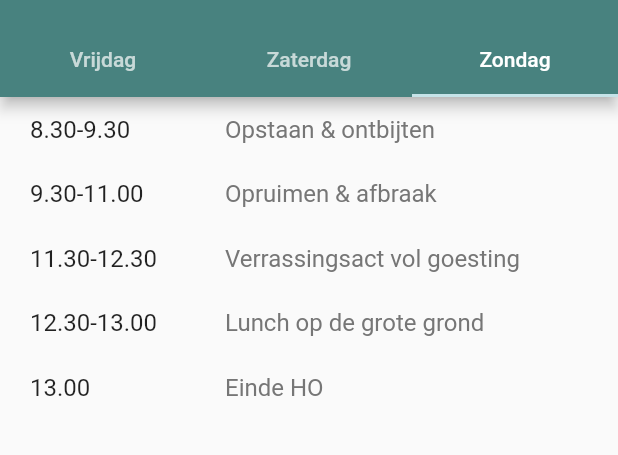
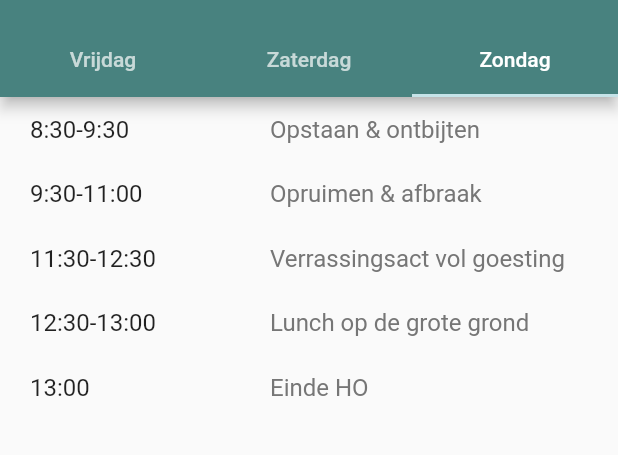
Before and after one commit to ScoutsGidsenVL/ho-gids-2022, a Flutter app: the Programma screen opened by its route, tab 3 chosen, on a phone screen of 412 x 824 dp, the part 59-514 px from its top. Run offline on Flutter 3.47's test engine with Material 2 defaults, Android fonts, the phone set to English and light mode, and no system bars; our stand-ins replace flutter_cache_manager, flutter_map, flutter_markdown, latlong2; missing offline and left inert: flutter_map_location_marker; network calls fail.

Commit message:
Dynamisch programma

```diff
--- a/lib/main.dart
+++ b/lib/main.dart
@@ -23,6 +23,7 @@ class MyApp extends StatelessWidget {
                 colorScheme: const ColorScheme.light(
               primary: Color.fromRGBO(72, 130, 127, 1),
               secondary: Color.fromRGBO(197, 227, 232, 1),
+              tertiary: Color.fromRGBO(227, 47, 43, 1),
             )),
             initialRoute: '/',
             routes: <String, WidgetBuilder>{
--- /dev/null
+++ b/lib/model/calendar_data.dart
@@ -0,0 +1,54 @@
+import 'package:json_annotation/json_annotation.dart';
+
+part 'calendar_data.g.dart';
+
+@JsonSerializable(createToJson: false)
+class CalendarData {
+  CalendarData(this.tabs);
+
+  List<CalendarTab> tabs;
+
+  factory CalendarData.fromJson(Map<String, dynamic> json) =>
+      _$CalendarDataFromJson(json);
+}
+
+@JsonSerializable(createToJson: false)
+class CalendarTab {
+  CalendarTab(this.label, this.items);
+
+  String label;
+  List<CalendarItem> items;
+
+  factory CalendarTab.fromJson(Map<String, dynamic> json) =>
+      _$CalendarTabFromJson(json);
+}
+
+@JsonSerializable(createToJson: false)
+class CalendarItem {
+  CalendarItem(this.title, this.start);
+
+  String title;
+  String start;
+  String? end;
+  String? location;
+  String? group;
+
+  String formatTime() {
+    var time = start.substring(3);
+    if (time.startsWith("0")) {
+      time = time.substring(1);
+    }
+    if (end != null) {
+      var endPart = end!.substring(3);
+      if (endPart.startsWith("0")) {
+        endPart = endPart.substring(1);
+      }
+      time += '-$endPart';
+    }
+    time.replaceAll(':', '.');
+    return time;
+  }
+
+  factory CalendarItem.fromJson(Map<String, dynamic> json) =>
+      _$CalendarItemFromJson(json);
+}
--- a/lib/pages/programma.dart
+++ b/lib/pages/programma.dart
@@ -1,100 +1,73 @@
 import 'package:flutter/material.dart';
+import 'package:ho_gids/model/calendar_data.dart';
+import 'package:ho_gids/model/dynamic_data.dart';
 import 'package:ho_gids/widgets/nav_drawer.dart';
+import 'package:provider/provider.dart';
 
 class Programma extends StatelessWidget {
   const Programma({Key? key}) : super(key: key);
 
   @override
   Widget build(BuildContext context) {
+    var calendar = context.watch<DynamicData>().calendar ?? [];
+
     return DefaultTabController(
-        length: 3,
+        length: calendar.length,
         child: Scaffold(
             appBar: AppBar(
               title: const Text('Programma'),
-              bottom: const TabBar(tabs: [
-                Tab(text: 'Vrijdag'),
-                Tab(text: 'Zaterdag'),
-                Tab(text: 'Zondag'),
-              ]),
+              bottom: TabBar(
+                  tabs: calendar.map((e) => Tab(text: e.label)).toList(),
+                  indicatorColor: Theme.of(context).colorScheme.secondary),
             ),
             drawer: const NavDrawer(),
             body: TabBarView(
-              children: [
-                ListView(children: [
-                  Table(columnWidths: const <int, TableColumnWidth>{
-                    0: FixedColumnWidth(130),
-                    1: FlexColumnWidth(),
-                  }, children: <TableRow>[
-                    item(time: '19.00', name: 'Aankomst'),
-                    item(time: '22.00-22.30', name: 'Installeren & onthaal'),
-                    item(
-                        time: '23.00',
-                        name: 'Start! Openingsshow & scouteske avond'),
-                    item(time: '23.00-23.15', name: 'Opwarmer'),
-                    item(time: '23.15-0.00', name: 'Openingsshow'),
-                    item(time: '0.00-1.45', name: 'Scouteske karaoke'),
-                    item(time: '0.00-1.45', name: 'Pijl en boog'),
-                    item(time: '0.10-0.50', name: 'Jaarliedband'),
-                    item(time: '1.00-2.00', name: 'DJ Battle'),
-                    item(time: '2.00-2.30', name: 'Slaapwel'),
-                  ])
-                ]),
-                ListView(children: [
-                  Table(columnWidths: const <int, TableColumnWidth>{
-                    0: FixedColumnWidth(130),
-                    1: FlexColumnWidth(),
-                  }, children: <TableRow>[
-                    item(time: '8.30-9.30', name: 'Opstaan & ontbijten'),
-                    item(
-                        time: '10.00-13.00',
-                        name: 'Goesting in inspiratie & goesting in actie'),
-                    item(
-                        time: '13.00-15.00',
-                        name: 'Eten & show op de grote grond'),
-                    item(
-                        time: '15.00-18.00', name: 'Marktje op de grote grond'),
-                    item(
-                        time: '18.00-22.00',
-                        name: 'District/gouwmoment & eten op de gouwgrond'),
-                    item(time: '23.00-23.40', name: 'Winnaar DJ Battle'),
-                    item(time: '23.15-1.45', name: 'Scouteske karaoke'),
-                    item(time: '23.15-0.15', name: 'The Attic'),
-                    item(time: '23.50-0.50', name: 'Simon Collective'),
-                    item(time: '00.45-1.45', name: 'Nancy\'s Neighbours'),
-                    item(time: '1.00-2.00', name: 'DJ Alles Kapot'),
-                    item(time: '2.00-2.30', name: 'Slaapwel'),
-                  ])
-                ]),
-                ListView(children: [
-                  Table(columnWidths: const <int, TableColumnWidth>{
-                    0: FixedColumnWidth(130),
-                    1: FlexColumnWidth(),
-                  }, children: <TableRow>[
-                    item(time: '8.30-9.30', name: 'Opstaan & ontbijten'),
-                    item(time: '9.30-11.00', name: 'Opruimen & afbraak'),
-                    item(
-                        time: '11.30-12.30',
-                        name: 'Verrassingsact vol goesting'),
-                    item(time: '12.30-13.00', name: 'Lunch op de grote grond'),
-                    item(time: '13.00', name: 'Einde HO'),
-                  ]),
-                ]),
-              ],
+              children: calendar
+                  .map((tab) => ListView(children: [ProgrammaTab(tab: tab)]))
+                  .toList(),
             )));
   }
 }
 
-TableRow item({required String time, required String name}) {
-  return TableRow(children: [
-    Container(
-      padding: const EdgeInsets.symmetric(vertical: 12, horizontal: 20),
-      child: Text(time, style: const TextStyle(fontSize: 16)),
-    ),
-    Container(
-      padding: const EdgeInsets.symmetric(vertical: 12, horizontal: 20),
-      child: Text(name,
-          style: const TextStyle(
-              fontSize: 16, color: Color.fromARGB(255, 118, 118, 118))),
-    ),
-  ]);
+class ProgrammaTab extends StatelessWidget {
+  const ProgrammaTab({Key? key, required this.tab}) : super(key: key);
+
+  final CalendarTab tab;
+
+  @override
+  Widget build(BuildContext context) {
+    const cellPadding = EdgeInsets.symmetric(vertical: 12, horizontal: 20);
+    var rows = <TableRow>[];
+    String? lastGroup;
+    for (var item in tab.items) {
+      if (item.group != lastGroup && item.group != null) {
+        rows.add(TableRow(children: [
+          Padding(
+            padding: cellPadding,
+            child: Text(item.group!.toUpperCase(),
+                style:
+                    const TextStyle(fontSize: 16, fontWeight: FontWeight.bold)),
+          ),
+          Container(),
+        ]));
+        lastGroup = item.group;
+      }
+      rows.add(TableRow(children: [
+        Padding(
+          padding: cellPadding,
+          child: Text(item.formatTime(), style: const TextStyle(fontSize: 16)),
+        ),
+        Padding(
+          padding: cellPadding,
+          child: Text(item.title,
+              style: const TextStyle(
+                  fontSize: 16, color: Color.fromARGB(255, 118, 118, 118))),
+        ),
+      ]));
+    }
+    return Table(columnWidths: const <int, TableColumnWidth>{
+      0: FixedColumnWidth(160),
+      1: FlexColumnWidth(),
+    }, children: rows);
+  }
 }
--- a/lib/pages/welkom.dart
+++ b/lib/pages/welkom.dart
@@ -22,9 +22,10 @@ class Welkom extends StatelessWidget {
           children: [
             Row(
               children: [
-                const CircleAvatar(
+                CircleAvatar(
                   backgroundImage:
-                      AssetImage('assets/images/jo-deman-avatar.png'),
+                      const AssetImage('assets/images/jo-deman-avatar.png'),
+                  backgroundColor: Theme.of(context).colorScheme.secondary,
                   minRadius: 24,
                 ),
                 Column(
```
Also changed, not shown: assets/content/programma.json (added, +176 -0 lines), lib/model/dynamic_data.dart (+9 -0 lines), lib/model/calendar_data.g.dart (added).
